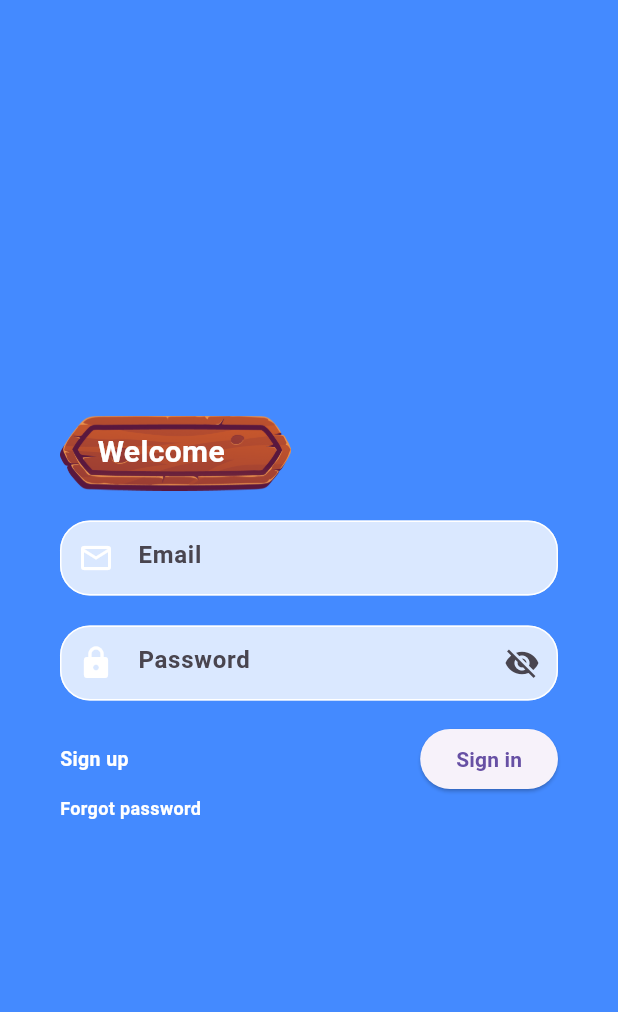
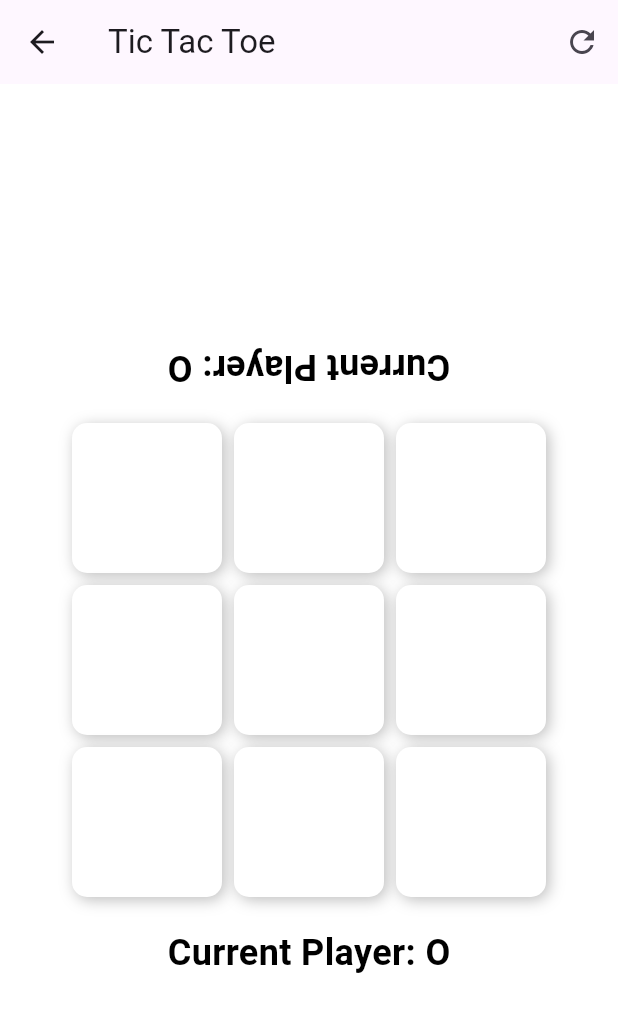
Before and after one commit to bogs212000/Brick-Smasher-Game, a Flutter app: the screen it shows after launch, after a tap on "Forgot password", on a phone screen of 412 x 824 dp. Shown: the top 1012 px of the screen. Run offline on Flutter 3.47's test engine with Material 3 defaults, Android fonts, the phone set to English and light mode, and no system bars; our stand-ins replace audioplayers, cloud_firestore, firebase_auth, firebase_core, flashy_tab_bar2, flutter_animate and 3 more; missing offline and left inert: flame; accounts and stored records are empty.

Commit message:
update UI

```diff
--- a/lib/src/screen/signin.screen.dart
+++ b/lib/src/screen/signin.screen.dart
@@ -1,5 +1,7 @@
 
 import 'package:brick_smasher/src/screen/signup.dart';
+import 'package:brick_smasher/src/screen/test.dart';
+import 'package:brick_smasher/src/screen/test_sudoku.dart';
 import 'package:brick_smasher/src/utils/image.dart';
 import 'package:flutter/cupertino.dart';
 import 'package:flutter/material.dart';
@@ -161,7 +163,8 @@ class _LoginPageState extends State<LoginPage> {
               children: [
                 GestureDetector(
                   onTap: (){
-
+                     // Get.to(()=> PuzzleScreen());
+                     Get.to(()=> TicTacToeGame());
                     // Get.to(()=>ForgotPassPage());
                   },
                   child: 'Forgot password'.text.white.bold.size(12).make(),
--- /dev/null
+++ b/lib/src/screen/test_sudoku.dart
@@ -0,0 +1,156 @@
+import 'package:flutter/material.dart';
+import 'package:velocity_x/velocity_x.dart';
+
+class TicTacToeGame extends StatefulWidget {
+  @override
+  _TicTacToeGameState createState() => _TicTacToeGameState();
+}
+
+class _TicTacToeGameState extends State<TicTacToeGame> {
+  // The 3x3 grid
+  List<List<String>> grid = List.generate(3, (_) => List.filled(3, ''));
+
+  // Current player ('X' or 'O')
+  String currentPlayer = 'O'; // Start with 'O'
+
+  // Game status
+  String? gameResult;
+
+  // Reset the game
+  void resetGame() {
+    setState(() {
+      grid = List.generate(3, (_) => List.filled(3, ''));
+      currentPlayer = 'O'; // Reset to 'O'
+      gameResult = null;
+    });
+  }
+
+  // Handle a player's move
+  void makeMove(int row, int col) {
+    if (grid[row][col] == '' && gameResult == null) {
+      setState(() {
+        grid[row][col] = currentPlayer;
+        if (checkWinner(row, col)) {
+          gameResult = '$currentPlayer Wins!';
+        } else if (isDraw()) {
+          gameResult = 'It\'s a Draw!';
+        } else {
+          currentPlayer = currentPlayer == 'O' ? 'X' : 'O';
+        }
+      });
+    }
+  }
+
+  // Check if the current player has won
+  bool checkWinner(int row, int col) {
+    // Check row
+    if (grid[row].every((cell) => cell == currentPlayer)) return true;
+
+    // Check column
+    if (grid.every((r) => r[col] == currentPlayer)) return true;
+
+    // Check diagonal (top-left to bottom-right)
+    if (row == col &&
+        List.generate(3, (i) => grid[i][i])
+            .every((cell) => cell == currentPlayer)) {
+      return true;
+    }
+
+    // Check anti-diagonal (top-right to bottom-left)
+    if (row + col == 2 &&
+        List.generate(3, (i) => grid[i][2 - i])
+            .every((cell) => cell == currentPlayer)) {
+      return true;
+    }
+
+    return false;
+  }
+
+  // Check if the game is a draw
+  bool isDraw() {
+    return grid.every((row) => row.every((cell) => cell != ''));
+  }
+
+  @override
+  Widget build(BuildContext context) {
+    return Scaffold(
+      backgroundColor: Colors.white,
+      appBar: AppBar(
+        title: const Text('Tic Tac Toe'),
+        actions: [
+          IconButton(
+            icon: const Icon(Icons.refresh),
+            onPressed: resetGame,
+          )
+        ],
+      ),
+      body: Column(
+        mainAxisAlignment: MainAxisAlignment.center,
+        children: [
+          // Current Player
+          Padding(
+            padding: const EdgeInsets.all(16.0),
+            child: Transform(
+              alignment: Alignment.center,
+              transform: Matrix4.rotationZ(3.14159), // 180 degrees in radians
+              child: Text(
+                gameResult ?? 'Current Player: $currentPlayer',
+                style: const TextStyle(
+                  fontSize: 24,
+                  fontWeight: FontWeight.bold,
+                  color: Colors.black,
+                ),
+              ),
+            ),
+          ),
+          // Tic Tac Toe Grid
+          ...List.generate(3, (row) {
+            return Row(
+              mainAxisAlignment: MainAxisAlignment.center,
+              children: List.generate(3, (col) {
+                return GestureDetector(
+                  onTap: () => makeMove(row, col),
+                  child: Container(
+                    width: 100,
+                    height: 100,
+                    margin: const EdgeInsets.all(4),
+                    decoration: BoxDecoration(
+                      color: Colors.white,
+                      borderRadius: BorderRadius.circular(10),
+                      boxShadow: const [
+                        BoxShadow(
+                          color: Colors.black26,
+                          blurRadius: 8,
+                          offset: Offset(2, 2),
+                        ),
+                      ],
+                    ),
+                    child: grid[row][col] == ''
+                        ? null
+                        : Image.asset(
+                      grid[row][col] == 'X'
+                          ? 'assets/images/1.png'
+                          : 'assets/images/2.png',
+                    ),
+                  ),
+                );
+              }),
+            );
+          }),
+          // Game Result
+            Padding(
+              padding: const EdgeInsets.all(16.0),
+              child: Text(
+                gameResult ?? 'Current Player: $currentPlayer',
+                style: const TextStyle(
+                  fontSize: 24,
+                  fontWeight: FontWeight.bold,
+                  color: Colors.black,
+                ),
+              ),
+            ),
+        ],
+      ),
+    );
+  }
+}
--- a/lib/src/utils/image.dart
+++ b/lib/src/utils/image.dart
@@ -1,6 +1,9 @@
 class appImage {
   static const bg_image = 'https://i.pinimg.com/736x/9b/00/8f/9b008f67224ff330cfec2ff3f9208f77.jpg';
   static const bg_1 = 'assets/images/bg1.jpg';
+  static const easy_btn = 'assets/btn/easy_btn.png';
+  static const medium_btn = 'assets/btn/medium_btn.png';
+  static const hard_btn = 'assets/btn/hard_btn.png';
   static const index_frame = 'assets/btn/index_frame.png';
   static const frame = 'assets/btn/frame.png';
   static const frame1 = 'assets/btn/frame1.png';
@@ -8,6 +11,7 @@ class appImage {
   static const frame3 = 'assets/btn/frame3.png';
   static const score_bg = 'assets/btn/scorebg.png';
   static const back_btn = 'assets/btn/back.png';
+  static const logout_btn = 'assets/btn/logout.png';
   static const setting_btn = 'assets/btn/setting.png';
   static const star_btn = 'assets/btn/star.png';
   static const blank_square_btn = 'assets/btn/blank_square.png';
--- a/lib/src/widgets/overlay_screen.dart
+++ b/lib/src/widgets/overlay_screen.dart
@@ -20,12 +20,12 @@ class OverlayScreen extends StatelessWidget {
         children: [
           Text(
             title,
-            style: Theme.of(context).textTheme.headlineLarge,
+            style: TextStyle(fontSize: 50, fontWeight: FontWeight.bold),
           ).animate().slideY(duration: 750.ms, begin: -3, end: 0),
           const SizedBox(height: 16),
           Text(
             subtitle,
-            style: Theme.of(context).textTheme.headlineMedium,
+            style: TextStyle(fontSize: 20, fontWeight: FontWeight.bold),
           )
               .animate(onPlay: (controller) => controller.repeat())
               .fadeIn(duration: 1.seconds)
--- a/pubspec.yaml
+++ b/pubspec.yaml
@@ -46,6 +46,7 @@ dependencies:
   cloud_firestore: ^5.6.0
   firebase_core: ^3.9.0
   animation_list: ^3.1.0
+  flutter_glow: ^0.3.2
 
 dev_dependencies:
   flutter_test:
```
Also changed, not shown: lib/src/screen/home.screen.dart (+14 -26 lines), lib/src/screen/settings.screen.dart (added, +52 -0 lines), lib/src/screen/test.dart (added, +206 -0 lines), lib/src/widgets/game_app.dart (+9 -7 lines), assets/btn/easy_btn.png (added), assets/btn/hard_btn.png (added), assets/btn/logout.png (added), assets/btn/medium_btn.png (added), assets/images/1.png (added), assets/images/2.png (added), pubspec.lock.
